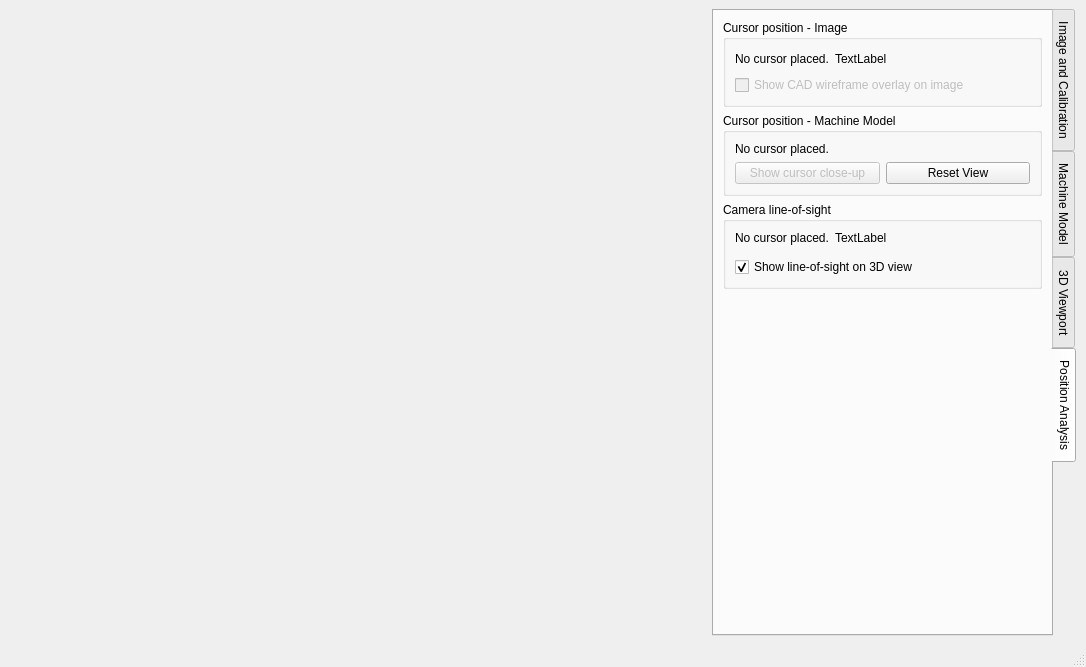
First picture: the form in calcam/gui/qt_designer_files/image_analyser.ui, repository euratom-software/calcam, before the edit.
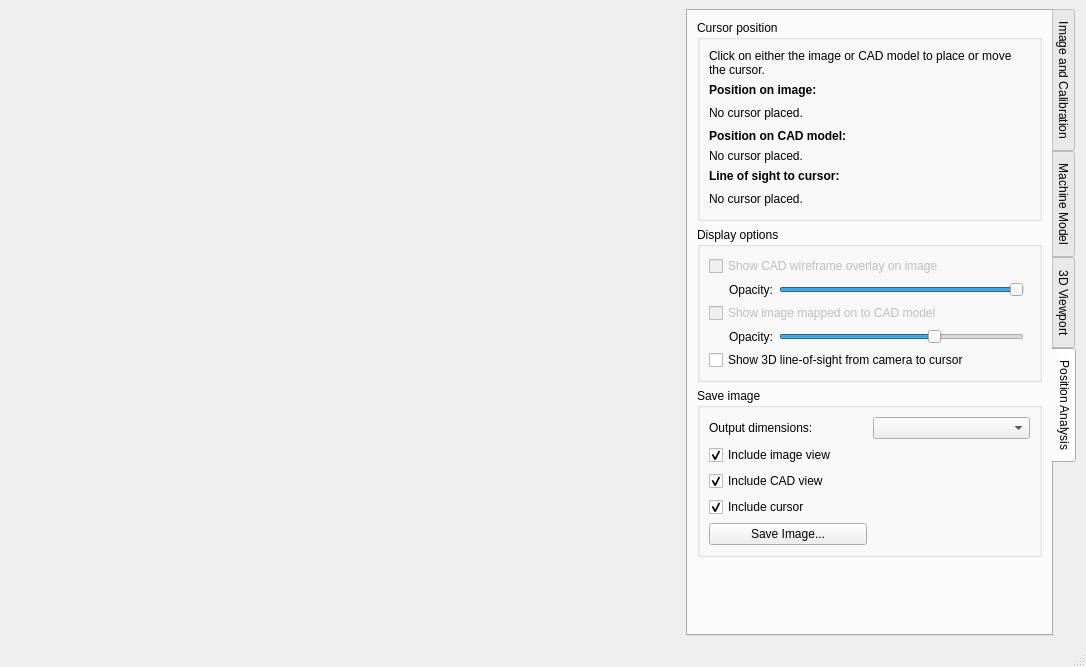
Second picture: the form after the edit. The open tabs and pages were chosen to show the change.

Commit message: Lots more GUI tool updates: (1) Improve movement correction interface, (2) Many improvements to image analyser including movement correction support, image mapping to the wall, colour mapping for mono images, overlay opacity slider, changing layout of displayed position information.

What changed in the file:
```diff
--- a/calcam/gui/qt_designer_files/image_analyser.ui
+++ b/calcam/gui/qt_designer_files/image_analyser.ui
@@ -211,59 +211,6 @@
           </layout>
          </widget>
         </item>
-        <item>
-         <widget class="QGroupBox" name="groupBox_3">
-          <property name="title">
-           <string>Calibration for analysis</string>
-          </property>
-          <layout class="QGridLayout" name="gridLayout_10">
-           <item row="0" column="0">
-            <widget class="QLabel" name="label_3">
-             <property name="text">
-              <string>Calibration name:</string>
-             </property>
-            </widget>
-           </item>
-           <item row="3" column="2">
-            <spacer name="horizontalSpacer">
-             <property name="orientation">
-              <enum>Qt::Horizontal</enum>
-             </property>
-             <property name="sizeHint" stdset="0">
-              <size>
-               <width>40</width>
-               <height>20</height>
-              </size>
-             </property>
-            </spacer>
-           </item>
-           <item row="3" column="0">
-            <widget class="QPushButton" name="load_calib_button">
-             <property name="text">
-              <string>Load...</string>
-             </property>
-            </widget>
-           </item>
-           <item row="3" column="1">
-            <widget class="QPushButton" name="cal_props_button">
-             <property name="enabled">
-              <bool>false</bool>
-             </property>
-             <property name="text">
-              <string>Properties...</string>
-             </property>
-            </widget>
-           </item>
-           <item row="0" column="1" colspan="2">
-            <widget class="QLabel" name="calib_name">
-             <property name="text">
-              <string>No calibration loaded.</string>
-             </property>
-            </widget>
-           </item>
-          </layout>
-         </widget>
-        </item>
         <item>
          <widget class="QGroupBox" name="image_settings">
           <property name="sizePolicy">
@@ -320,6 +267,128 @@
              </property>
             </widget>
            </item>
+           <item>
+            <widget class="QCheckBox" name="cmap_checkbox">
+             <property name="enabled">
+              <bool>false</bool>
+             </property>
+             <property name="text">
+              <string>Apply colour mapping</string>
+             </property>
+            </widget>
+           </item>
+           <item>
+            <widget class="QWidget" name="cmap_options" native="true">
+             <layout class="QGridLayout" name="gridLayout_8">
+              <property name="leftMargin">
+               <number>20</number>
+              </property>
+              <property name="topMargin">
+               <number>0</number>
+              </property>
+              <property name="rightMargin">
+               <number>0</number>
+              </property>
+              <property name="bottomMargin">
+               <number>0</number>
+              </property>
+              <item row="0" column="1">
+               <widget class="QComboBox" name="cmap_dropdown"/>
+              </item>
+              <item row="0" column="0">
+               <widget class="QLabel" name="label_6">
+                <property name="text">
+                 <string>Colour map:</string>
+                </property>
+               </widget>
+              </item>
+              <item row="1" column="1">
+               <widget class="QSpinBox" name="cmap_min">
+                <property name="buttonSymbols">
+                 <enum>QAbstractSpinBox::NoButtons</enum>
+                </property>
+                <property name="keyboardTracking">
+                 <bool>false</bool>
+                </property>
+               </widget>
+              </item>
+              <item row="1" column="0">
+               <widget class="QLabel" name="label_15">
+                <property name="text">
+                 <string>Minimum:</string>
+                </property>
+               </widget>
+              </item>
+              <item row="2" column="0">
+               <widget class="QLabel" name="label_16">
+                <property name="text">
+                 <string>Maximum:</string>
+                </property>
+               </widget>
+              </item>
+              <item row="2" column="1">
+               <widget class="QSpinBox" name="cmap_max">
+                <property name="buttonSymbols">
+                 <enum>QAbstractSpinBox::NoButtons</enum>
+                </property>
+                <property name="keyboardTracking">
+                 <bool>false</bool>
+                </property>
+               </widget>
+              </item>
+             </layout>
+            </widget>
+           </item>
+          </layout>
+         </widget>
+        </item>
+        <item>
+         <widget class="QGroupBox" name="groupBox_3">
+          <property name="title">
+           <string>Calibration for analysis</string>
+          </property>
+          <layout class="QGridLayout" name="gridLayout_10">
+           <item row="3" column="1">
+            <widget class="QPushButton" name="cal_props_button">
+             <property name="enabled">
+              <bool>false</bool>
+             </property>
+             <property name="text">
+              <string>Properties...</string>
+             </property>
+            </widget>
+           </item>
+           <item row="0" column="0">
+            <widget class="QLabel" name="label_3">
+             <property name="text">
+              <string>Calibration name:</string>
+             </property>
+            </widget>
+           </item>
+           <item row="3" column="0">
+            <widget class="QPushButton" name="load_calib_button">
+             <property name="text">
+              <string>Load...</string>
+             </property>
+            </widget>
+           </item>
+           <item row="3" column="2">
+            <widget class="QPushButton" name="movement_correction_button">
+             <property name="enabled">
+              <bool>false</bool>
+             </property>
+             <property name="text">
+              <string>Movement Correction...</string>
+             </property>
+            </widget>
+           </item>
+           <item row="0" column="1" colspan="2">
+            <widget class="QLabel" name="calib_name">
+             <property name="text">
+              <string>No calibration loaded.</string>
+             </property>
+            </widget>
+           </item>
           </layout>
          </widget>
         </item>
@@ -490,6 +559,38 @@
           </property>
          </widget>
         </item>
+        <item>
+         <widget class="QGroupBox" name="groupBox_7">
+          <property name="sizePolicy">
+           <sizepolicy hsizetype="Preferred" vsizetype="Minimum">
+            <horstretch>0</horstretch>
+            <verstretch>0</verstretch>
+           </sizepolicy>
+          </property>
+          <property name="title">
+           <string>Quick view options</string>
+          </property>
+          <layout class="QGridLayout" name="gridLayout_9">
+           <item row="0" column="0">
+            <widget class="QPushButton" name="reset_view_button">
+             <property name="text">
+              <string>Reset View to match image</string>
+             </property>
+            </widget>
+           </item>
+           <item row="0" column="1">
+            <widget class="QPushButton" name="cursor_closeup_button">
+             <property name="enabled">
+              <bool>false</bool>
+             </property>
+             <property name="text">
+              <string>Show cursor close-up</string>
+             </property>
+            </widget>
+           </item>
+          </layout>
+         </widget>
+        </item>
         <item>
          <widget class="QGroupBox" name="groupBox_5">
           <property name="title">
@@ -908,7 +1009,7 @@
         <string>Position Analysis</string>
        </attribute>
        <layout class="QGridLayout" name="gridLayout_13">
-        <item row="3" column="0">
+        <item row="5" column="0">
          <spacer name="verticalSpacer_4">
           <property name="orientation">
            <enum>Qt::Vertical</enum>
@@ -921,13 +1022,175 @@
           </property>
          </spacer>
         </item>
+        <item row="4" column="0">
+         <widget class="QGroupBox" name="groupBox_4">
+          <property name="title">
+           <string>Save image</string>
+          </property>
+          <layout class="QGridLayout" name="gridLayout_14">
+           <item row="3" column="0" colspan="2">
+            <widget class="QCheckBox" name="render_cursor_checkbox">
+             <property name="text">
+              <string>Include cursor</string>
+             </property>
+             <property name="checked">
+              <bool>true</bool>
+             </property>
+            </widget>
+           </item>
+           <item row="4" column="0">
+            <widget class="QPushButton" name="render_button">
+             <property name="text">
+              <string>Save Image...</string>
+             </property>
+            </widget>
+           </item>
+           <item row="1" column="0" colspan="2">
+            <widget class="QCheckBox" name="render_image_checkbox">
+             <property name="text">
+              <string>Include image view</string>
+             </property>
+             <property name="checked">
+              <bool>true</bool>
+             </property>
+            </widget>
+           </item>
+           <item row="2" column="0" colspan="2">
+            <widget class="QCheckBox" name="render_cad_checkbox">
+             <property name="text">
+              <string>Include CAD view</string>
+             </property>
+             <property name="checked">
+              <bool>true</bool>
+             </property>
+            </widget>
+           </item>
+           <item row="0" column="0">
+            <widget class="QLabel" name="label_24">
+             <property name="text">
+              <string>Output dimensions:</string>
+             </property>
+            </widget>
+           </item>
+           <item row="0" column="1">
+            <widget class="QComboBox" name="render_resolution"/>
+           </item>
+          </layout>
+         </widget>
+        </item>
+        <item row="3" column="0">
+         <widget class="QGroupBox" name="groupBox_6">
+          <property name="title">
+           <string>Display options</string>
+          </property>
+          <layout class="QGridLayout" name="gridLayout_12">
+           <item row="2" column="1">
+            <widget class="QSlider" name="overlay_opacity_slider">
+             <property name="minimum">
+              <number>25</number>
+             </property>
+             <property name="maximum">
+              <number>100</number>
+             </property>
+             <property name="value">
+              <number>100</number>
+             </property>
+             <property name="tracking">
+              <bool>false</bool>
+             </property>
+             <property name="orientation">
+              <enum>Qt::Horizontal</enum>
+             </property>
+            </widget>
+           </item>
+           <item row="2" column="0">
+            <widget class="QLabel" name="overlay_opacity_label">
+             <property name="text">
+              <string>Opacity:</string>
+             </property>
+             <property name="margin">
+              <number>0</number>
+             </property>
+             <property name="indent">
+              <number>20</number>
+             </property>
+            </widget>
+           </item>
+           <item row="1" column="0" colspan="3">
+            <widget class="QCheckBox" name="overlay_checkbox">
+             <property name="enabled">
+              <bool>false</bool>
+             </property>
+             <property name="text">
+              <string>Show CAD wireframe overlay on image</string>
+             </property>
+            </widget>
+           </item>
+           <item row="5" column="0" colspan="3">
+            <widget class="QCheckBox" name="sightline_checkbox">
+             <property name="text">
+              <string>Show 3D line-of-sight from camera to cursor</string>
+             </property>
+             <property name="checked">
+              <bool>false</bool>
+             </property>
+            </widget>
+           </item>
+           <item row="3" column="0" colspan="3">
+            <widget class="QCheckBox" name="im_mapping_checkbox">
+             <property name="enabled">
+              <bool>false</bool>
+             </property>
+             <property name="text">
+              <string>Show image mapped on to CAD model</string>
+             </property>
+            </widget>
+           </item>
+           <item row="4" column="0">
+            <widget class="QLabel" name="mapped_im_opacity_label">
+             <property name="text">
+              <string>Opacity:</string>
+             </property>
+             <property name="indent">
+              <number>20</number>
+             </property>
+            </widget>
+           </item>
+           <item row="4" column="1">
+            <widget class="QSlider" name="mapped_im_opacity_slider">
+             <property name="minimum">
+              <number>30</number>
+             </property>
+             <property name="maximum">
+              <number>100</number>
+             </property>
+             <property name="value">
+              <number>75</number>
+             </property>
+             <property name="tracking">
+              <bool>false</bool>
+             </property>
+             <property name="orientation">
+              <enum>Qt::Horizontal</enum>
+             </property>
+            </widget>
+           </item>
+          </layout>
+         </widget>
+        </item>
         <item row="0" column="0">
          <widget class="QGroupBox" name="image_position_info_box">
+          <property name="sizePolicy">
+           <sizepolicy hsizetype="Preferred" vsizetype="Minimum">
+            <horstretch>0</horstretch>
+            <verstretch>0</verstretch>
+           </sizepolicy>
+          </property>
           <property name="title">
-           <string>Cursor position - Image</string>
+           <string>Cursor position</string>
           </property>
           <layout class="QGridLayout" name="gridLayout_11">
-           <item row="0" column="0">
+           <item row="2" column="0">
             <widget class="QLabel" name="impos_fieldnames">
              <property name="sizePolicy">
               <sizepolicy hsizetype="Minimum" vsizetype="Preferred">
@@ -940,67 +1203,22 @@
              </property>
             </widget>
            </item>
-           <item row="0" column="1">
+           <item row="2" column="1">
             <widget class="QLabel" name="impos_info">
              <property name="text">
-              <string>TextLabel</string>
+              <string/>
              </property>
             </widget>
            </item>
-           <item row="0" column="2">
-            <spacer name="horizontalSpacer_2">
-             <property name="orientation">
-              <enum>Qt::Horizontal</enum>
-             </property>
-             <property name="sizeHint" stdset="0">
-              <size>
-               <width>40</width>
-               <height>20</height>
-              </size>
-             </property>
-            </spacer>
-           </item>
-           <item row="1" column="0" colspan="3">
-            <widget class="QCheckBox" name="overlay_checkbox">
-             <property name="enabled">
-              <bool>false</bool>
-             </property>
+           <item row="3" column="0" colspan="3">
+            <widget class="QLabel" name="label_21">
              <property name="text">
-              <string>Show CAD wireframe overlay on image</string>
+              <string>&lt;html&gt;&lt;head/&gt;&lt;body&gt;&lt;p&gt;&lt;span style=&quot; font-weight:600;&quot;&gt;Position on CAD model:&lt;/span&gt;&lt;/p&gt;&lt;/body&gt;&lt;/html&gt;</string>
              </property>
             </widget>
            </item>
-          </layout>
-         </widget>
-        </item>
-        <item row="2" column="0">
-         <widget class="QGroupBox" name="groupBox_6">
-          <property name="title">
-           <string>Camera line-of-sight</string>
-          </property>
-          <layout class="QGridLayout" name="gridLayout_12">
-           <item row="0" column="1" alignment="Qt::AlignTop">
-            <widget class="QLabel" name="sightline_info">
-             <property name="text">
-              <string>TextLabel</string>
-             </property>
-            </widget>
-           </item>
-           <item row="0" column="0" alignment="Qt::AlignTop">
-            <widget class="QLabel" name="sightline_fieldnames">
-             <property name="sizePolicy">
-              <sizepolicy hsizetype="Minimum" vsizetype="Preferred">
-               <horstretch>0</horstretch>
-               <verstretch>0</verstretch>
-              </sizepolicy>
-             </property>
-             <property name="text">
-              <string>No cursor placed.</string>
-             </property>
-            </widget>
-           </item>
-           <item row="0" column="2">
-            <spacer name="horizontalSpacer_3">
+           <item row="2" column="2">
+            <spacer name="horizontalSpacer">
              <property name="orientation">
               <enum>Qt::Horizontal</enum>
              </property>
@@ -1012,49 +1230,82 @@
              </property>
             </spacer>
            </item>
-           <item row="1" column="0" colspan="3">
-            <widget class="QCheckBox" name="sightline_checkbox">
+           <item row="0" column="0" colspan="3">
+            <widget class="QLabel" name="label_18">
              <property name="text">
-              <string>Show line-of-sight on 3D view</string>
+              <string>Click on either the image or CAD model to place or move the cursor.</string>
              </property>
-             <property name="checked">
+             <property name="wordWrap">
               <bool>true</bool>
              </property>
             </widget>
            </item>
-          </layout>
-         </widget>
-        </item>
-        <item row="1" column="0">
-         <widget class="QGroupBox" name="groupBox_7">
-          <property name="title">
-           <string>Cursor position - Machine Model</string>
-          </property>
-          <layout class="QGridLayout" name="gridLayout_9">
-           <item row="2" column="0">
-            <widget class="QPushButton" name="cursor_closeup_button">
-             <property name="enabled">
-              <bool>false</bool>
-             </property>
+           <item row="5" column="0" colspan="3">
+            <widget class="QLabel" name="label_22">
              <property name="text">
-              <string>Show cursor close-up</string>
+              <string>&lt;html&gt;&lt;head/&gt;&lt;body&gt;&lt;p&gt;&lt;span style=&quot; font-weight:600;&quot;&gt;Line of sight to cursor:&lt;/span&gt;&lt;/p&gt;&lt;/body&gt;&lt;/html&gt;</string>
              </property>
             </widget>
            </item>
-           <item row="2" column="1">
-            <widget class="QPushButton" name="reset_view_button">
+           <item row="1" column="0" colspan="3">
+            <widget class="QLabel" name="label_19">
              <property name="text">
-              <string>Reset View</string>
+              <string>&lt;html&gt;&lt;head/&gt;&lt;body&gt;&lt;p&gt;&lt;span style=&quot; font-weight:600;&quot;&gt;Position on image:&lt;/span&gt;&lt;/p&gt;&lt;/body&gt;&lt;/html&gt;</string>
              </property>
             </widget>
            </item>
-           <item row="0" column="0" colspan="2">
+           <item row="4" column="0" colspan="3">
             <widget class="QLabel" name="cadpos_info">
+             <property name="sizePolicy">
+              <sizepolicy hsizetype="Expanding" vsizetype="Preferred">
+               <horstretch>0</horstretch>
+               <verstretch>0</verstretch>
+              </sizepolicy>
+             </property>
              <property name="text">
               <string>No cursor placed.</string>
              </property>
             </widget>
            </item>
+           <item row="6" column="0">
+            <widget class="QLabel" name="sightline_fieldnames">
+             <property name="sizePolicy">
+              <sizepolicy hsizetype="Minimum" vsizetype="Preferred">
+               <horstretch>0</horstretch>
+               <verstretch>0</verstretch>
+              </sizepolicy>
+             </property>
+             <property name="text">
+              <string>No cursor placed.</string>
+             </property>
+            </widget>
+           </item>
+           <item row="6" column="1">
+            <widget class="QLabel" name="sightline_info">
+             <property name="sizePolicy">
+              <sizepolicy hsizetype="Expanding" vsizetype="Preferred">
+               <horstretch>0</horstretch>
+               <verstretch>0</verstretch>
+              </sizepolicy>
+             </property>
+             <property name="text">
+              <string/>
+             </property>
+            </widget>
+           </item>
+           <item row="6" column="2">
+            <spacer name="horizontalSpacer_2">
+             <property name="orientation">
+              <enum>Qt::Horizontal</enum>
+             </property>
+             <property name="sizeHint" stdset="0">
+              <size>
+               <width>40</width>
+               <height>20</height>
+              </size>
+             </property>
+            </spacer>
+           </item>
           </layout>
          </widget>
         </item>
```
The commit also changes 7 other files.
